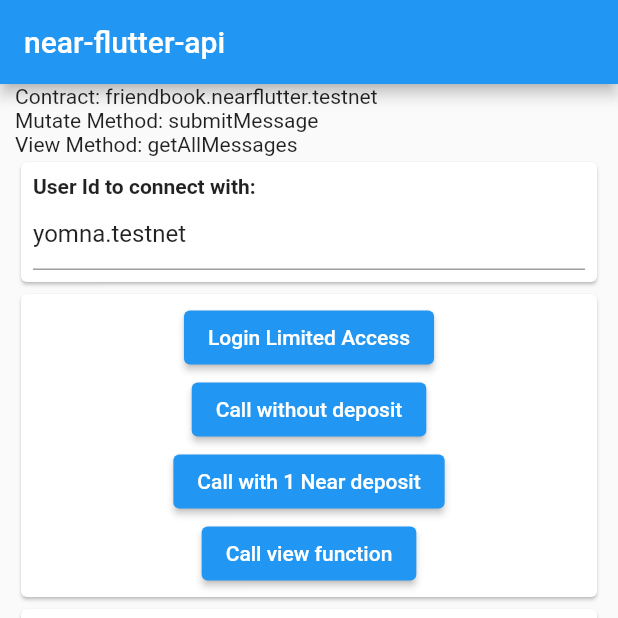
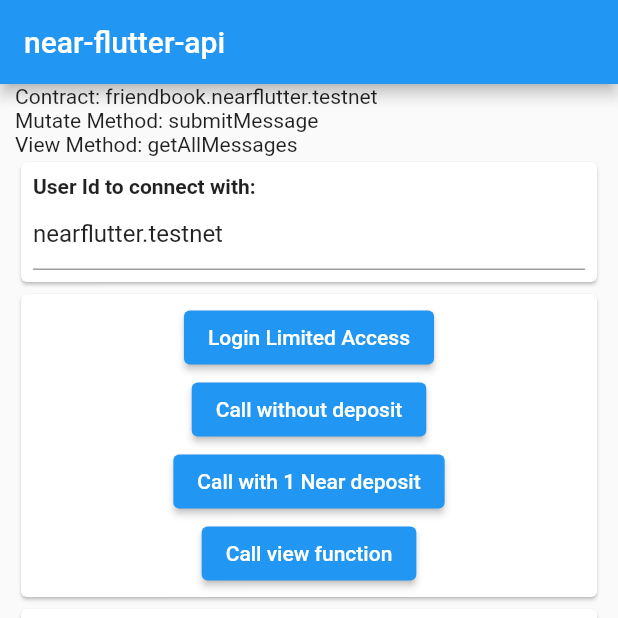
Before and after one commit to neararabic/near-api-flutter, a Flutter app: the screen it shows after launch, on a phone screen of 412 x 824 dp, the top half of it. Run offline on Flutter 3.47's test engine with Material 2 defaults, Android fonts, the phone set to English and light mode, and no system bars; missing offline and left inert: borsh_annotation, bs58, ed25519_edwards; accounts and stored records are empty.

Commit message:
[REFACTOR] cleaned package and example

```diff
--- a/example/lib/main.dart
+++ b/example/lib/main.dart
@@ -39,18 +39,14 @@ class _MyHomePageState extends State<MyHomePage> {
   String contractId = 'friendbook.nearflutter.testnet';
   String mutateMethod = 'submitMessage';
   String viewMethod = 'getAllMessages';
-
   late Account connectedAccount;
-
-  String signerId = "yomna.testnet";
-  String userAccount = "yomna.testnet";
-
+  String userAccount = 'neararabic.testnet';
   final _textUserIdController = TextEditingController();
 
   @override
   void initState() {
     super.initState();
-    _textUserIdController.text = "yomna.testnet";
+    _textUserIdController.text = "nearflutter.testnet";
   }
 
   @override
--- a/lib/near_api_flutter.dart
+++ b/lib/near_api_flutter.dart
@@ -1,10 +1,8 @@
 library near_api_flutter;
 
 export 'package:near_api_flutter/src/account.dart';
-export 'package:near_api_flutter/src/connection_config.dart';
 export 'package:near_api_flutter/src/contract.dart';
 export 'package:near_api_flutter/src/key_store.dart';
-export 'package:near_api_flutter/src/wallet_access_config.dart';
 export 'package:near_api_flutter/src/wallet.dart';
 export 'package:near_api_flutter/src/transaction_api/rpc_providers.dart';
 export 'package:near_api_flutter/src/models/access_key.dart';
--- a/pubspec.yaml
+++ b/pubspec.yaml
@@ -1,6 +1,6 @@
 name: near_api_flutter
 description: NEAR Flutter API is here to empower mobile developers to build flutter apps that connect and send transactions to the NEAR PROTOCOL Blockchain.
-version: 0.0.11-alpha
+version: 0.0.12-alpha
 homepage: https://github.com/neararabic/near-api-flutter
 
 environment:
```
Also changed, not shown: lib/src/connection_config.dart (deleted, +0 -14 lines), lib/src/wallet_access_config.dart (deleted, +0 -14 lines), example/pubspec.lock, 2 other files.
